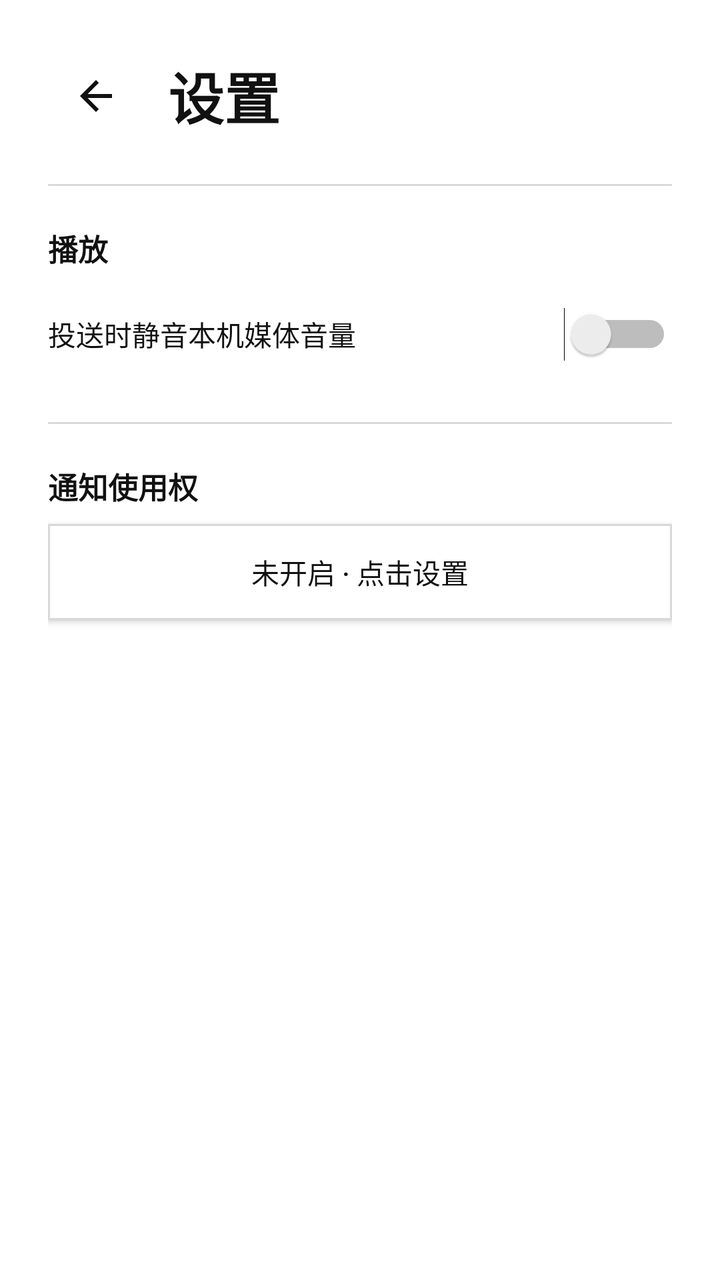
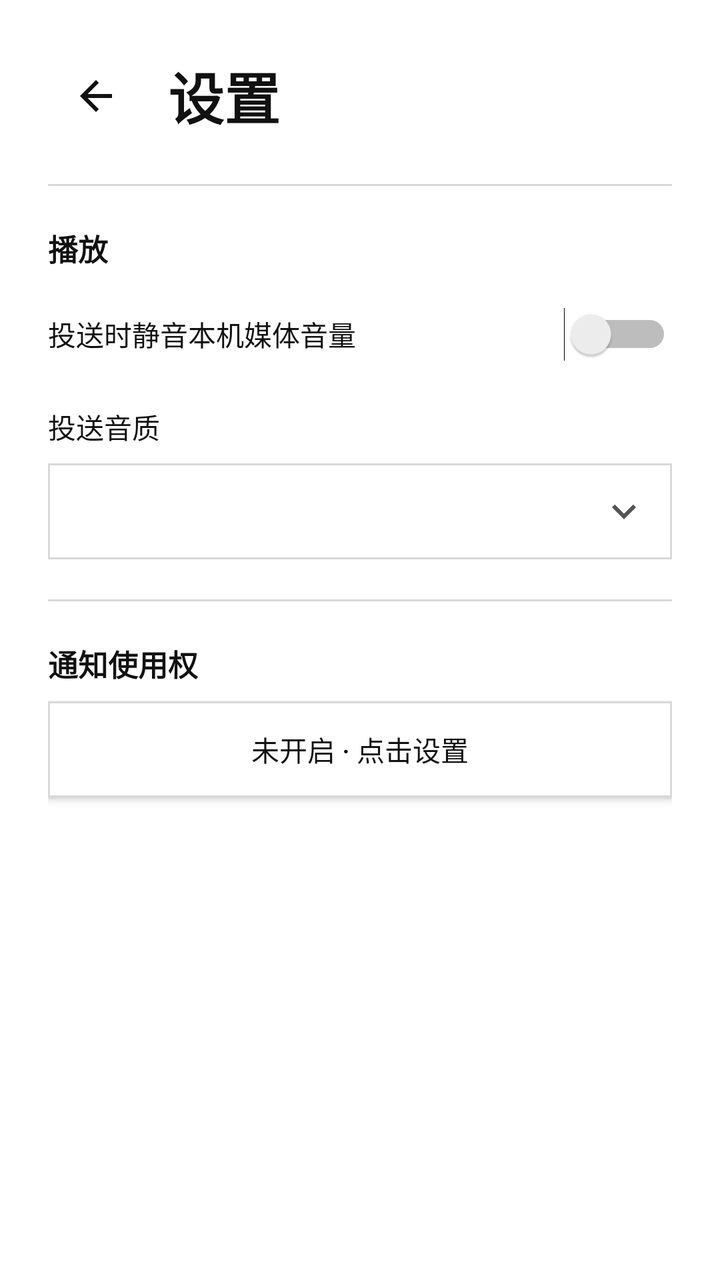

Compare the two renders of this Android layout. The source of the first and the diff that turns it into the second are given below.
<!-- AndroidManifest.xml: application theme Theme.Shengdu -->
<!-- res/layout/activity_settings.xml -->
<ScrollView xmlns:android="http://schemas.android.com/apk/res/android"
    android:id="@+id/settings_root"
    android:layout_width="match_parent"
    android:layout_height="match_parent"
    android:fillViewport="true">

    <LinearLayout
        android:layout_width="match_parent"
        android:layout_height="wrap_content"
        android:orientation="vertical"
        android:paddingLeft="@dimen/page_padding"
        android:paddingTop="@dimen/space_xl"
        android:paddingRight="@dimen/page_padding"
        android:paddingBottom="@dimen/space_xl">

        <LinearLayout
            android:layout_width="match_parent"
            android:layout_height="wrap_content"
            android:gravity="center_vertical"
            android:orientation="horizontal">

            <ImageButton
                android:id="@+id/button_back"
                android:layout_width="@dimen/touch_target"
                android:layout_height="@dimen/touch_target"
                android:contentDescription="@string/close_settings"
                android:src="@drawable/ic_arrow_back_24"
                style="@style/Shengdu.IconButton" />

            <TextView
                android:layout_width="wrap_content"
                android:layout_height="wrap_content"
                android:layout_marginStart="@dimen/space_m"
                android:text="@string/settings_title"
                style="@style/Shengdu.Title" />
        </LinearLayout>

        <View
            android:layout_width="match_parent"
            android:layout_height="1dp"
            android:layout_marginTop="@dimen/space_section"
            android:background="@color/shengdu_border" />

        <TextView
            android:layout_width="wrap_content"
            android:layout_height="wrap_content"
            android:layout_marginTop="@dimen/space_section"
            android:text="@string/settings_playback_title"
            style="@style/Shengdu.SectionTitle" />

        <Switch
            android:id="@+id/switch_mute_device"
            android:layout_width="match_parent"
            android:layout_height="wrap_content"
            android:layout_marginTop="@dimen/space_s"
            android:minHeight="@dimen/touch_target"
            android:text="@string/option_mute_device"
            android:textColor="@color/shengdu_text_primary"
            android:textSize="14sp" />

        <View
            android:layout_width="match_parent"
            android:layout_height="1dp"
            android:layout_marginTop="@dimen/space_section"
            android:background="@color/shengdu_border" />

        <TextView
            android:layout_width="wrap_content"
            android:layout_height="wrap_content"
            android:layout_marginTop="@dimen/space_section"
            android:text="@string/settings_notification_title"
            style="@style/Shengdu.SectionTitle" />

        <Button
            android:id="@+id/button_notification_access"
            android:layout_width="match_parent"
            android:layout_height="wrap_content"
            android:layout_marginTop="@dimen/space_s"
            android:text="@string/settings_notification_access_off"
            style="@style/Shengdu.Button.Secondary" />
    </LinearLayout>
</ScrollView>
<!-- resources referenced by this layout -->
<resources>
  <color name="shengdu_border">#FFD9D9D9</color>
  <color name="shengdu_text_primary">#FF111111</color>
  <dimen name="page_padding">24dp</dimen>
  <dimen name="space_m">12dp</dimen>
  <dimen name="space_s">8dp</dimen>
  <dimen name="space_section">20dp</dimen>
  <dimen name="space_xl">24dp</dimen>
  <dimen name="touch_target">48dp</dimen>
  <!-- drawable ic_arrow_back_24 (drawable) -->
  <vector xmlns:android="http://schemas.android.com/apk/res/android"
      android:width="24dp"
      android:height="24dp"
      android:viewportWidth="24"
      android:viewportHeight="24">
      <path
          android:fillColor="@color/shengdu_text_primary"
          android:pathData="M20,11H7.83l5.59,-5.59L12,4l-8,8 8,8 1.41,-1.41L7.83,13H20v-2z" />
  </vector>
  <string name="close_settings">返回</string>
  <string name="option_mute_device">投送时静音本机媒体音量</string>
  <string name="settings_notification_access_off">未开启 · 点击设置</string>
  <string name="settings_notification_title">通知使用权</string>
  <string name="settings_playback_title">播放</string>
  <string name="settings_title">设置</string>
  <style name="Shengdu.IconButton">
          <item name="android:background">?android:attr/selectableItemBackgroundBorderless</item>
          <item name="android:minWidth">@dimen/touch_target</item>
          <item name="android:minHeight">@dimen/touch_target</item>
          <item name="android:padding">@dimen/space_s</item>
          <item name="android:tint">@color/shengdu_text_primary</item>
          <item name="android:scaleType">center</item>
      </style>
  <style name="Shengdu.SectionTitle">
          <item name="android:textColor">@color/shengdu_text_primary</item>
          <item name="android:textSize">15sp</item>
          <item name="android:textStyle">bold</item>
      </style>
  <style name="Shengdu.Title">
          <item name="android:textColor">@color/shengdu_text_primary</item>
          <item name="android:textSize">28sp</item>
          <item name="android:textStyle">bold</item>
      </style>
  <!-- drawable bg_button_secondary (drawable) -->
  <ripple xmlns:android="http://schemas.android.com/apk/res/android" android:color="@color/shengdu_ripple_light">
      <item>
          <shape android:shape="rectangle">
              <solid android:color="@color/shengdu_background" />
              <stroke
                  android:width="1dp"
                  android:color="@color/shengdu_border" />
          </shape>
      </item>
  </ripple>
  <color name="shengdu_background">#FFFFFFFF</color>
  <color name="shengdu_accent">#FF111111</color>
  <color name="shengdu_text_secondary">#FF555555</color>
  <color name="shengdu_ripple_light">#14000000</color>
  <!-- unchanged entries left out for length: 2 -->
</resources>

<!-- the commit's change to res/layout/activity_settings.xml (unified diff, before → after) -->
@@ -58,6 +58,59 @@
             android:textColor="@color/shengdu_text_primary"
             android:textSize="14sp" />
 
+        <TextView
+            android:layout_width="wrap_content"
+            android:layout_height="wrap_content"
+            android:layout_marginTop="@dimen/space_m"
+            android:text="@string/option_audio_quality"
+            android:textColor="@color/shengdu_text_primary"
+            android:textSize="14sp" />
+
+        <TextView
+            android:id="@+id/text_audio_quality_value"
+            android:layout_width="match_parent"
+            android:layout_height="wrap_content"
+            android:layout_marginTop="@dimen/space_s"
+            android:minHeight="@dimen/touch_target"
+            android:gravity="center_vertical"
+            android:paddingLeft="@dimen/space_m"
+            android:paddingTop="@dimen/space_s"
+            android:paddingRight="@dimen/space_m"
+            android:paddingBottom="@dimen/space_s"
+            android:background="@drawable/bg_surface"
+            android:textColor="@color/shengdu_text_primary"
+            android:textSize="14sp"
+            android:drawableEnd="@drawable/ic_expand_more_24"
+            android:drawableTint="@color/shengdu_text_secondary"
+            android:clickable="true"
+            android:focusable="true" />
+
+        <RadioGroup
+            android:id="@+id/audio_quality_options"
+            android:layout_width="match_parent"
+            android:layout_height="wrap_content"
+            android:visibility="gone"
+            android:background="@drawable/bg_surface"
+            android:layout_marginTop="1dp"
+            android:paddingLeft="@dimen/space_s"
+            android:paddingRight="@dimen/space_s">
+            <RadioButton
+                android:id="@+id/audio_quality_auto"
+                android:layout_width="match_parent"
+                android:layout_height="wrap_content"
+                android:text="@string/audio_quality_auto" />
+            <RadioButton
+                android:id="@+id/audio_quality_44"
+                android:layout_width="match_parent"
+                android:layout_height="wrap_content"
+                android:text="@string/audio_quality_44" />
+            <RadioButton
+                android:id="@+id/audio_quality_48"
+                android:layout_width="match_parent"
+                android:layout_height="wrap_content"
+                android:text="@string/audio_quality_48" />
+        </RadioGroup>
+
         <View
             android:layout_width="match_parent"
             android:layout_height="1dp"
<!-- resource entries referenced after the edit -->
@@ -8,6 +8,13 @@
   <dimen name="space_section">20dp</dimen>
   <dimen name="space_xl">24dp</dimen>
   <dimen name="touch_target">48dp</dimen>
+  <!-- drawable bg_surface (drawable) -->
+  <shape xmlns:android="http://schemas.android.com/apk/res/android" android:shape="rectangle">
+      <solid android:color="@color/shengdu_background" />
+      <stroke
+          android:width="1dp"
+          android:color="@color/shengdu_border" />
+  </shape>
   <!-- drawable ic_arrow_back_24 (drawable) -->
   <vector xmlns:android="http://schemas.android.com/apk/res/android"
       android:width="24dp"
@@ -18,7 +25,21 @@
           android:fillColor="@color/shengdu_text_primary"
           android:pathData="M20,11H7.83l5.59,-5.59L12,4l-8,8 8,8 1.41,-1.41L7.83,13H20v-2z" />
   </vector>
+  <!-- drawable ic_expand_more_24 (drawable) -->
+  <vector xmlns:android="http://schemas.android.com/apk/res/android"
+      android:width="24dp"
+      android:height="24dp"
+      android:viewportWidth="24"
+      android:viewportHeight="24">
+      <path
+          android:fillColor="#6B7280"
+          android:pathData="M7.41,8.59L12,13.17l4.59,-4.58L18,10l-6,6 -6,-6z" />
+  </vector>
+  <string name="audio_quality_44">44.1 kHz / PCM 16-bit</string>
+  <string name="audio_quality_48">48 kHz / PCM 16-bit</string>
+  <string name="audio_quality_auto">自动（推荐）</string>
   <string name="close_settings">返回</string>
+  <string name="option_audio_quality">投送音质</string>
   <string name="option_mute_device">投送时静音本机媒体音量</string>
   <string name="settings_notification_access_off">未开启 · 点击设置</string>
   <string name="settings_notification_title">通知使用权</string>
